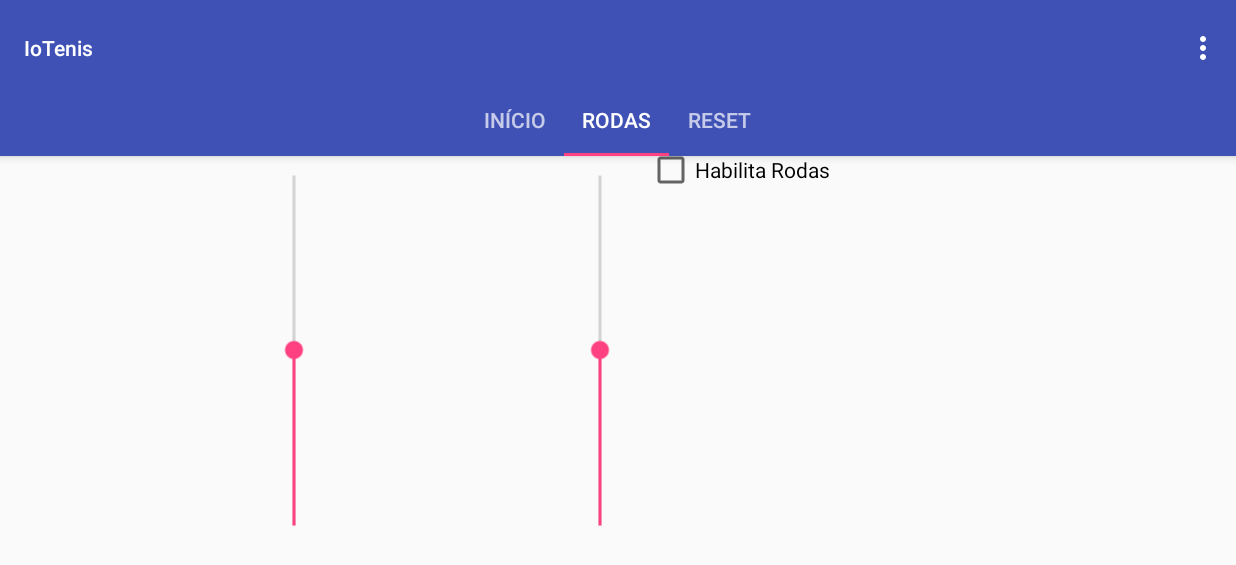
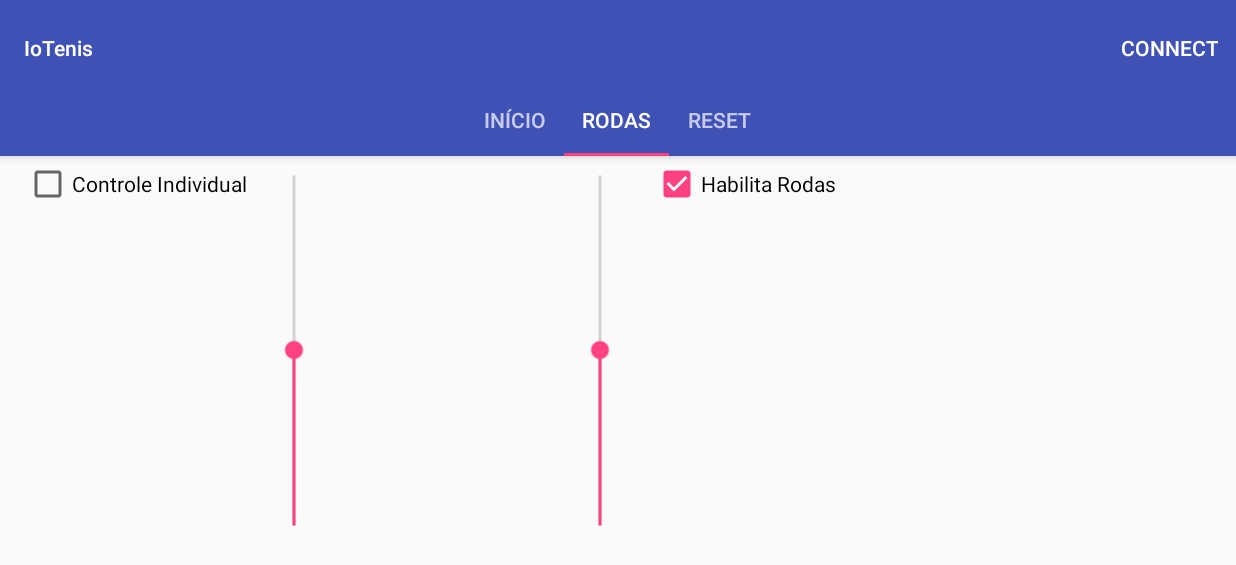
Before and after one commit to elastic255/iotenis-tfc, an Android app: the MainActivity screen opened directly, with no data from a screen before it, tab 2 chosen, on a phone screen of 824 x 412 dp (held sideways). Shown: the top 565 px of the screen. Run offline under Robolectric (Android 15) with nearby library versions, the phone set to English and light mode, and no system bars; 3 statements that could not run were skipped.

Commit message:
Modifications on the Android App Layout

```diff
--- a/app/IoTenis/app/src/main/AndroidManifest.xml
+++ b/app/IoTenis/app/src/main/AndroidManifest.xml
@@ -18,10 +18,10 @@
         android:theme="@style/AppTheme">
         <activity android:name=".DeviceScanActivity"
             android:label="@string/app_name"
+            android:theme="@android:style/Theme.Holo.Light.DarkActionBar"
             android:screenOrientation="landscape">
             <intent-filter>
                 <action android:name="android.intent.action.MAIN" />
-
                 <category android:name="android.intent.category.LAUNCHER" />
             </intent-filter>
         </activity>
--- a/app/IoTenis/app/src/main/java/com/example/fabio/iotenis/MainActivity.java
+++ b/app/IoTenis/app/src/main/java/com/example/fabio/iotenis/MainActivity.java
@@ -10,8 +10,6 @@ import android.content.IntentFilter;
 import android.content.ServiceConnection;
 import android.os.IBinder;
 import android.support.design.widget.TabLayout;
-import android.support.design.widget.FloatingActionButton;
-import android.support.design.widget.Snackbar;
 import android.support.v7.app.AppCompatActivity;
 import android.support.v7.widget.Toolbar;
 
@@ -188,26 +186,57 @@ public class MainActivity extends AppCompatActivity {
         bindService(gattServiceIntent, mServiceConnection, BIND_AUTO_CREATE);
     }
 
+    @Override
+    protected void onResume() {
+        super.onResume();
+        registerReceiver(mGattUpdateReceiver, makeGattUpdateIntentFilter());
+        if (mBluetoothLeService != null) {
+            final boolean result = mBluetoothLeService.connect(mDeviceAddress);
+            Log.d(TAG, "Connect request result=" + result);
+        }
+    }
+
+    @Override
+    protected void onPause() {
+        super.onPause();
+        unregisterReceiver(mGattUpdateReceiver);
+    }
+
+    @Override
+    protected void onDestroy() {
+        super.onDestroy();
+        unbindService(mServiceConnection);
+        mBluetoothLeService = null;
+    }
+
 
     @Override
     public boolean onCreateOptionsMenu(Menu menu) {
         // Inflate the menu; this adds items to the action bar if it is present.
-        getMenuInflater().inflate(R.menu.menu_main, menu);
+        getMenuInflater().inflate(R.menu.connection, menu);
+        if (mConnected) {
+            menu.findItem(R.id.menu_connect).setVisible(false);
+            menu.findItem(R.id.menu_disconnect).setVisible(true);
+        } else {
+            menu.findItem(R.id.menu_connect).setVisible(true);
+            menu.findItem(R.id.menu_disconnect).setVisible(false);
+        }
         return true;
     }
 
     @Override
     public boolean onOptionsItemSelected(MenuItem item) {
-        // Handle action bar item clicks here. The action bar will
-        // automatically handle clicks on the Home/Up button, so long
-        // as you specify a parent activity in AndroidManifest.xml.
-        int id = item.getItemId();
-
-        //noinspection SimplifiableIfStatement
-        if (id == R.id.action_settings) {
-            return true;
+        switch(item.getItemId()) {
+            case R.id.menu_connect:
+                mBluetoothLeService.connect(mDeviceAddress);
+                return true;
+            case R.id.menu_disconnect:
+                mBluetoothLeService.disconnect();
+                return true;
+            case android.R.id.home:
+                onBackPressed();
+                return true;
         }
-
         return super.onOptionsItemSelected(item);
     }
 
@@ -219,10 +248,11 @@ public class MainActivity extends AppCompatActivity {
         mBluetoothLeService.writeCharacteristic(values);
     }
 
-    protected static void send_info_to_ESP(int left, int right) {
+    protected static void send_info_to_ESP(int left, int right, boolean enable) {
         String values = String.valueOf(2) + "," +
                 String.valueOf(left) + "," +
-                String.valueOf(right);
+                String.valueOf(right) + "," +
+                String.valueOf(enable ? 1 : 0);
         mBluetoothLeService.writeCharacteristic(values);
     }
 
@@ -238,7 +268,8 @@ public class MainActivity extends AppCompatActivity {
 
         private SeekBar left;
         private SeekBar right;
-        private CheckBox enable;
+        private CheckBox enableWheels;
+        private CheckBox individualControl;
 
         public Rodas() {
         }
@@ -263,11 +294,8 @@ public class MainActivity extends AppCompatActivity {
             //textView.setText(getString(R.string.section_format, getArguments().getInt(ARG_SECTION_NUMBER)));
             right = (SeekBar) rootView.findViewById(R.id.right_seekbar);
             left = (SeekBar) rootView.findViewById(R.id.left_seekbar);
-            enable = (CheckBox) rootView.findViewById(R.id.checkBox);
-
-            enable.setOnCheckedChangeListener(new CheckBox.OnCheckedChangeListener() {
-
-            });
+            enableWheels = (CheckBox) rootView.findViewById(R.id.enableCheckBox);
+            individualControl = (CheckBox) rootView.findViewById(R.id.controlCheckBox);
 
             left.setOnSeekBarChangeListener(new SeekBar.OnSeekBarChangeListener() {
                 private int progress = 0;
@@ -275,6 +303,8 @@ public class MainActivity extends AppCompatActivity {
                 @Override
                 public void onProgressChanged(SeekBar seekBar, int progressValue, boolean fromUser) {
                     progress = progressValue;
+                    if (!individualControl.isChecked())
+                        right.setProgress(progressValue);
                 }
 
                 @Override
@@ -284,7 +314,8 @@ public class MainActivity extends AppCompatActivity {
 
                 @Override
                 public void onStopTrackingTouch(SeekBar seekBar) {
-                    send_info_to_ESP(left.getProgress(), right.getProgress());
+                    if (enableWheels.isChecked())
+                        send_info_to_ESP(left.getProgress(), right.getProgress(), enableWheels.isChecked());
                 }
             });
 
@@ -294,6 +325,8 @@ public class MainActivity extends AppCompatActivity {
                 @Override
                 public void onProgressChanged(SeekBar seekBar, int progressValue, boolean fromUser) {
                     progress = progressValue;
+                    if (!individualControl.isChecked())
+                        left.setProgress(progressValue);
                 }
 
                 @Override
@@ -303,9 +336,23 @@ public class MainActivity extends AppCompatActivity {
 
                 @Override
                 public void onStopTrackingTouch(SeekBar seekBar) {
-                    send_info_to_ESP(left.getProgress(), right.getProgress());
+                    if (enableWheels.isChecked())
+                        send_info_to_ESP(left.getProgress(), right.getProgress(), enableWheels.isChecked());
                 }
             });
+
+            enableWheels.setOnClickListener(new View.OnClickListener() {
+                @Override
+                public void onClick(View v) {
+                    send_info_to_ESP(left.getProgress(), right.getProgress(), enableWheels.isChecked());
+                    if (!enableWheels.isChecked()) {
+                        left.setProgress(50);
+                        right.setProgress(50);
+                    }
+
+                }
+            });
+
             return rootView;
         }
     }
--- a/app/IoTenis/app/src/main/res/layout/fragment_rodas.xml
+++ b/app/IoTenis/app/src/main/res/layout/fragment_rodas.xml
@@ -35,13 +35,25 @@
             app:layout_constraintTop_toTopOf="parent" />
 
         <CheckBox
-            android:id="@+id/checkBox"
+            android:id="@+id/enableCheckBox"
             android:layout_width="wrap_content"
             android:layout_height="wrap_content"
-            android:layout_marginBottom="30dp"
-            android:layout_marginEnd="36dp"
+            android:layout_marginBottom="20dp"
+            android:layout_marginEnd="32dp"
+            android:checked="true"
             android:text="Habilita Rodas"
             app:layout_constraintBottom_toTopOf="@+id/right_seekbar"
             app:layout_constraintEnd_toEndOf="parent" />
+
+        <CheckBox
+            android:id="@+id/controlCheckBox"
+            android:layout_width="wrap_content"
+            android:layout_height="wrap_content"
+            android:layout_marginBottom="20dp"
+            android:layout_marginStart="16dp"
+            android:checked="false"
+            android:text="Controle Individual"
+            app:layout_constraintBottom_toTopOf="@+id/left_seekbar"
+            app:layout_constraintStart_toStartOf="parent" />
     </android.support.constraint.ConstraintLayout>
 </FrameLayout>
--- /dev/null
+++ b/app/IoTenis/app/src/main/res/menu/connection.xml
@@ -0,0 +1,17 @@
+<menu xmlns:android="http://schemas.android.com/apk/res/android"
+    xmlns:app="http://schemas.android.com/apk/res-auto"
+    xmlns:tools="http://schemas.android.com/tools"
+    tools:context="com.example.fabio.iotenis.MainActivity">
+    <item android:id="@+id/menu_refresh"
+        android:checkable="false"
+        android:orderInCategory="1"
+        app:showAsAction="ifRoom"/>
+    <item android:id="@+id/menu_connect"
+        android:title="@string/menu_connect"
+        android:orderInCategory="100"
+        app:showAsAction="ifRoom|withText"/>
+    <item android:id="@+id/menu_disconnect"
+        android:title="@string/menu_disconnect"
+        android:orderInCategory="101"
+        app:showAsAction="ifRoom|withText"/>
+</menu>
--- a/app/IoTenis/app/src/main/res/menu/menu_main.xml
+++ /dev/null
@@ -1,10 +0,0 @@
-<menu xmlns:android="http://schemas.android.com/apk/res/android"
-    xmlns:app="http://schemas.android.com/apk/res-auto"
-    xmlns:tools="http://schemas.android.com/tools"
-    tools:context="com.example.fabio.iotenis.MainActivity">
-    <item
-        android:id="@+id/action_settings"
-        android:orderInCategory="100"
-        android:title="@string/action_settings"
-        app:showAsAction="never" />
-</menu>
--- /dev/null
+++ b/app/IoTenis/app/src/main/res/menu/scanning.xml
@@ -0,0 +1,17 @@
+<menu xmlns:android="http://schemas.android.com/apk/res/android"
+    xmlns:app="http://schemas.android.com/apk/res-auto"
+    xmlns:tools="http://schemas.android.com/tools"
+    tools:context="com.example.fabio.iotenis.MainActivity">
+    <item android:id="@+id/menu_refresh"
+        android:checkable="false"
+        android:orderInCategory="1"
+        app:showAsAction="ifRoom"/>
+    <item android:id="@+id/menu_scan"
+        android:title="@string/menu_scan"
+        android:orderInCategory="100"
+        app:showAsAction="ifRoom|withText"/>
+    <item android:id="@+id/menu_stop"
+        android:title="@string/menu_stop"
+        android:orderInCategory="101"
+        app:showAsAction="ifRoom|withText"/>
+</menu>
```
Also changed, not shown: app/IoTenis/app/src/main/java/com/example/fabio/iotenis/DeviceScanActivity.java (+44 -7 lines), app/IoTenis/app/src/main/res/layout/actionbar_indeterminate_progress.xml (added, +23 -0 lines).
